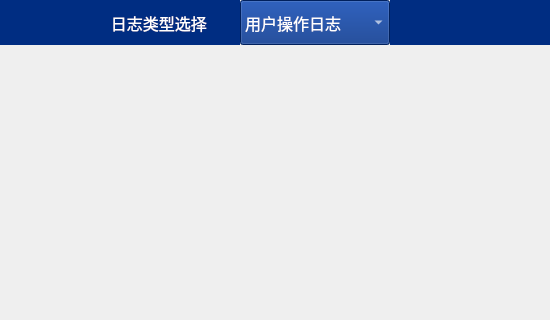
First picture: the form in CleverManagerV3/logs/logmainwid.ui, repository ChinaClever/CleverManagerV3, before the edit; both pictures show x 0 to 550 and y 0 to 320 of the 818 by 514 pixel window.
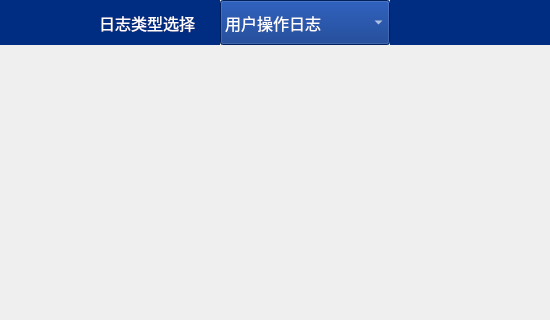
Second picture: the form after the edit.

Diff of the .ui file:
```diff
--- a/CleverManagerV3/logs/logmainwid.ui
+++ b/CleverManagerV3/logs/logmainwid.ui
@@ -35,13 +35,13 @@
       <widget class="QLabel" name="label">
        <property name="minimumSize">
         <size>
-         <width>240</width>
+         <width>220</width>
          <height>45</height>
         </size>
        </property>
        <property name="maximumSize">
         <size>
-         <width>240</width>
+         <width>220</width>
          <height>45</height>
         </size>
        </property>
@@ -56,7 +56,7 @@
 color:rgb(255,255,255);</string>
        </property>
        <property name="text">
-        <string>日志类型选择        </string>
+        <string>日志类型选择      </string>
        </property>
        <property name="alignment">
         <set>Qt::AlignRight|Qt::AlignTrailing|Qt::AlignVCenter</set>
@@ -79,7 +79,7 @@
        </property>
        <property name="maximumSize">
         <size>
-         <width>150</width>
+         <width>170</width>
          <height>45</height>
         </size>
        </property>
```
